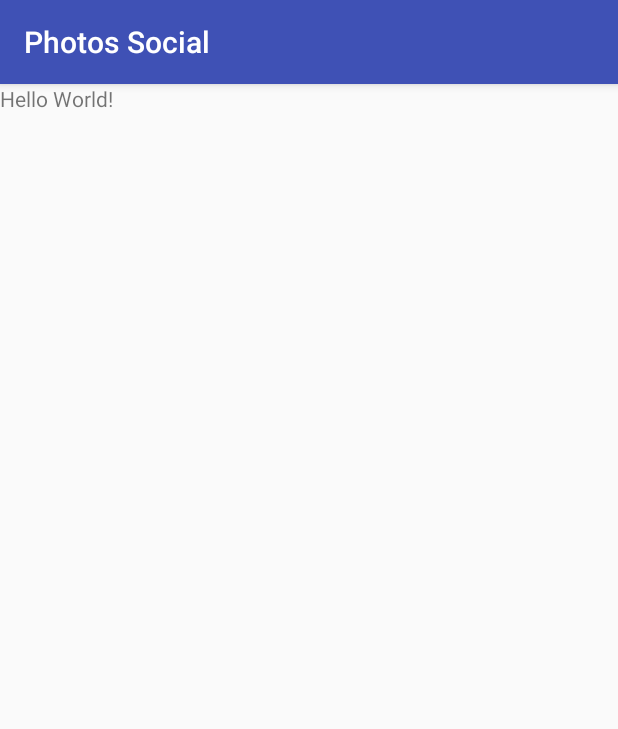
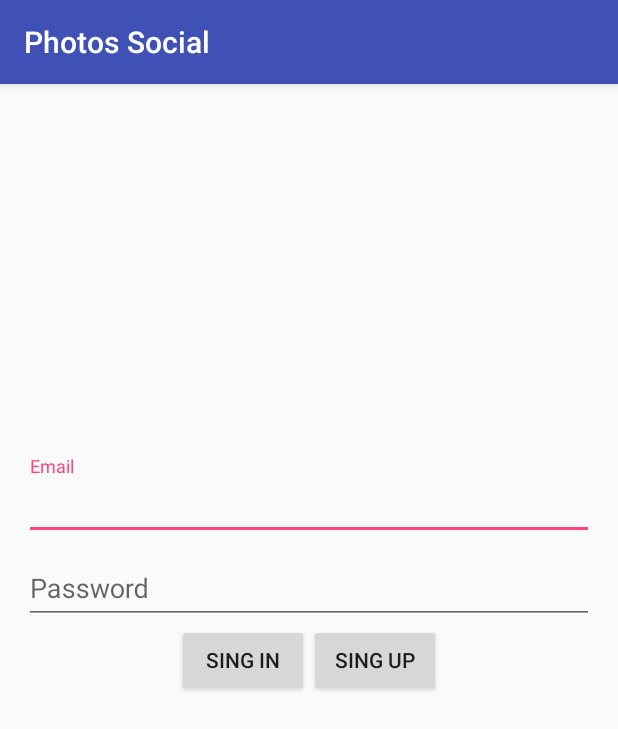
Before and after one commit to RobertoHT/PhotosSocial, an Android app: the screen it shows after launch (LoginActivity), on a phone screen of 412 x 824 dp. Shown: the top 729 px of the screen. Run offline under Robolectric (Android 15) with nearby library versions, the phone set to English and light mode, and no system bars; our stand-ins replace Dagger/Hilt's generated code; libraries missing offline, so code that uses them is left out: com.firebase.client; 1 statement that could not run was skipped.

Commit message:
Feature - Login - Vista y MVP
-Se modificó el layout.
-Se agregaron las interfaces para implementar el patrón MVP (Model View Presenter).

```diff
--- a/app/src/main/AndroidManifest.xml
+++ b/app/src/main/AndroidManifest.xml
@@ -19,7 +19,7 @@
             android:name="CLOUDINARY_URL"
             android:value="@string/CLOUDINARY_URL"/>
         <activity
-            android:name=".LoginActivity"
+            android:name=".login.ui.LoginActivity"
             android:noHistory="true">
             <intent-filter>
                 <action android:name="android.intent.action.MAIN" />
--- a/app/src/main/java/com/professional/micromaster/photossocial/LoginActivity.java
+++ b/app/src/main/java/com/professional/micromaster/photossocial/login/ui/LoginActivity.java
@@ -1,7 +1,9 @@
-package com.professional.micromaster.photossocial;
+package com.professional.micromaster.photossocial.login.ui;
 
 import android.support.v7.app.AppCompatActivity;
 import android.os.Bundle;
+
+import com.professional.micromaster.photossocial.R;
 
 public class LoginActivity extends AppCompatActivity {
 
--- a/app/src/main/res/layout/activity_login.xml
+++ b/app/src/main/res/layout/activity_login.xml
@@ -1,13 +1,71 @@
 <?xml version="1.0" encoding="utf-8"?>
-<RelativeLayout xmlns:android="http://schemas.android.com/apk/res/android"
+<RelativeLayout
+    xmlns:android="http://schemas.android.com/apk/res/android"
     xmlns:tools="http://schemas.android.com/tools"
+    android:id="@+id/layoutMainContainer"
     android:layout_width="match_parent"
     android:layout_height="match_parent"
-    tools:context="com.professional.micromaster.photossocial.LoginActivity">
+    android:paddingBottom="@dimen/activity_vertical_margin"
+    android:paddingLeft="@dimen/activity_horizontal_margin"
+    android:paddingRight="@dimen/activity_horizontal_margin"
+    android:paddingTop="@dimen/activity_vertical_margin"
+    tools:context="com.professional.micromaster.photossocial.login.ui.LoginActivity">
 
-    <TextView
+    <android.support.design.widget.TextInputLayout
+        android:id="@+id/wrapperEmail"
+        android:layout_width="match_parent"
+        android:layout_height="wrap_content"
+        android:layout_above="@+id/wrapperPassword">
+
+        <EditText
+            android:layout_width="match_parent"
+            android:layout_height="wrap_content"
+            android:hint="@string/login.message.email"
+            android:inputType="textEmailAddress"
+            android:id="@+id/editTxtEmail" />
+    </android.support.design.widget.TextInputLayout>
+
+    <android.support.design.widget.TextInputLayout
+        android:id="@+id/wrapperPassword"
+        android:layout_width="match_parent"
+        android:layout_height="wrap_content"
+        android:layout_above="@+id/layoutButtons">
+
+        <EditText
+            android:layout_width="match_parent"
+            android:layout_height="wrap_content"
+            android:hint="@string/login.message.password"
+            android:inputType="textPassword"
+            android:id="@+id/editTxtPassword" />
+    </android.support.design.widget.TextInputLayout>
+
+    <LinearLayout
         android:layout_width="wrap_content"
         android:layout_height="wrap_content"
-        android:text="Hello World!" />
+        android:layout_centerVertical="true"
+        android:layout_centerHorizontal="true"
+        android:id="@+id/layoutButtons">
+
+        <Button
+            android:layout_width="wrap_content"
+            android:layout_height="wrap_content"
+            android:text="@string/login.message.signin"
+            android:id="@+id/btnSignin" />
+
+        <Button
+            android:layout_width="wrap_content"
+            android:layout_height="wrap_content"
+            android:text="@string/login.message.signup"
+            android:id="@+id/btnSignup"/>
+    </LinearLayout>
+
+    <ProgressBar
+        style="?android:attr/progressBarStyleLarge"
+        android:layout_width="wrap_content"
+        android:layout_height="wrap_content"
+        android:id="@+id/progressBar"
+        android:layout_below="@+id/layoutButtons"
+        android:layout_centerInParent="true"
+        android:visibility="gone" />
 
 </RelativeLayout>
--- /dev/null
+++ b/app/src/main/res/values/dimens.xml
@@ -0,0 +1,5 @@
+<?xml version="1.0" encoding="utf-8"?>
+<resources>
+    <dimen name="activity_horizontal_margin">16dp</dimen>
+    <dimen name="activity_vertical_margin">16dp</dimen>
+</resources>
--- a/app/src/main/res/values/strings.xml
+++ b/app/src/main/res/values/strings.xml
@@ -1,3 +1,10 @@
 <resources>
     <string name="app_name">Photos Social</string>
+    <string name="login.message.email">Email</string>
+    <string name="login.message.password">Password</string>
+    <string name="login.message.signin">Sing In</string>
+    <string name="login.message.signup">Sing Up</string>
+    <string name="login.notice.message.useradded">User was successfully registered</string>
+    <string name="login.error.message.signin">Error trying to singIn %s</string>
+    <string name="login.error.message.signup">Error registering new user %s</string>
 </resources>
```
Also changed, not shown: app/src/main/java/com/professional/micromaster/photossocial/login/LoginInteractor.java (added, +9 -0 lines), app/src/main/java/com/professional/micromaster/photossocial/login/LoginPresenter.java (added, +15 -0 lines), app/src/main/java/com/professional/micromaster/photossocial/login/LoginRepository.java (added, +10 -0 lines), app/src/main/java/com/professional/micromaster/photossocial/login/SignupInteractor.java (added, +9 -0 lines), app/src/main/java/com/professional/micromaster/photossocial/login/event/LoginEvent.java (added, +41 -0 lines), app/src/main/java/com/professional/micromaster/photossocial/login/ui/LoginView.java (added, +22 -0 lines).
